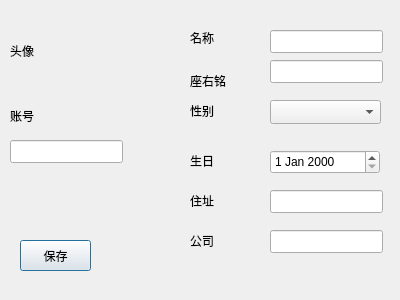
First picture: the form in ui/DInfo.ui, repository 3548848289/SmartDesk, before the edit.
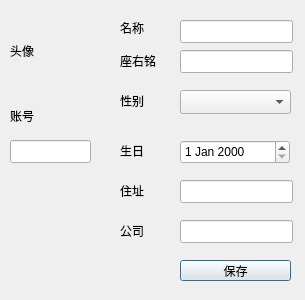
Second picture: the form after the edit.

What changed in the file:
```diff
--- a/ui/DInfo.ui
+++ b/ui/DInfo.ui
@@ -6,7 +6,7 @@
    <rect>
     <x>0</x>
     <y>0</y>
-    <width>400</width>
+    <width>305</width>
     <height>300</height>
    </rect>
   </property>
@@ -18,7 +18,7 @@
     <rect>
      <x>10</x>
      <y>10</y>
-     <width>111</width>
+     <width>81</width>
      <height>81</height>
     </rect>
    </property>
@@ -29,8 +29,8 @@
   <widget class="QLineEdit" name="nameEdit">
    <property name="geometry">
     <rect>
-     <x>270</x>
-     <y>30</y>
+     <x>180</x>
+     <y>20</y>
      <width>113</width>
      <height>23</height>
     </rect>
@@ -39,8 +39,8 @@
   <widget class="QLineEdit" name="mottoEdit">
    <property name="geometry">
     <rect>
-     <x>270</x>
-     <y>60</y>
+     <x>180</x>
+     <y>50</y>
      <width>113</width>
      <height>23</height>
     </rect>
@@ -49,8 +49,8 @@
   <widget class="QLineEdit" name="locationEdit">
    <property name="geometry">
     <rect>
-     <x>270</x>
-     <y>190</y>
+     <x>180</x>
+     <y>180</y>
      <width>113</width>
      <height>23</height>
     </rect>
@@ -59,8 +59,8 @@
   <widget class="QLineEdit" name="companyEdit">
    <property name="geometry">
     <rect>
-     <x>270</x>
-     <y>230</y>
+     <x>180</x>
+     <y>220</y>
      <width>113</width>
      <height>23</height>
     </rect>
@@ -69,8 +69,8 @@
   <widget class="QComboBox" name="genderCombo">
    <property name="geometry">
     <rect>
-     <x>270</x>
-     <y>100</y>
+     <x>180</x>
+     <y>90</y>
      <width>111</width>
      <height>24</height>
     </rect>
@@ -79,10 +79,10 @@
   <widget class="QPushButton" name="saveButton">
    <property name="geometry">
     <rect>
-     <x>20</x>
-     <y>240</y>
-     <width>71</width>
-     <height>31</height>
+     <x>180</x>
+     <y>260</y>
+     <width>111</width>
+     <height>21</height>
     </rect>
    </property>
    <property name="text">
@@ -92,8 +92,8 @@
   <widget class="QDateEdit" name="birthdayEdit">
    <property name="geometry">
     <rect>
-     <x>270</x>
-     <y>150</y>
+     <x>180</x>
+     <y>140</y>
      <width>110</width>
      <height>24</height>
     </rect>
@@ -102,8 +102,8 @@
   <widget class="QLabel" name="label">
    <property name="geometry">
     <rect>
-     <x>190</x>
-     <y>150</y>
+     <x>120</x>
+     <y>140</y>
      <width>61</width>
      <height>21</height>
     </rect>
@@ -115,8 +115,8 @@
   <widget class="QLabel" name="label_2">
    <property name="geometry">
     <rect>
-     <x>190</x>
-     <y>230</y>
+     <x>120</x>
+     <y>220</y>
      <width>61</width>
      <height>21</height>
     </rect>
@@ -128,8 +128,8 @@
   <widget class="QLabel" name="label_3">
    <property name="geometry">
     <rect>
-     <x>190</x>
-     <y>70</y>
+     <x>120</x>
+     <y>50</y>
      <width>61</width>
      <height>21</height>
     </rect>
@@ -141,8 +141,8 @@
   <widget class="QLabel" name="label_4">
    <property name="geometry">
     <rect>
-     <x>190</x>
-     <y>190</y>
+     <x>120</x>
+     <y>180</y>
      <width>61</width>
      <height>21</height>
     </rect>
@@ -154,8 +154,8 @@
   <widget class="QLabel" name="label_5">
    <property name="geometry">
     <rect>
-     <x>190</x>
-     <y>100</y>
+     <x>120</x>
+     <y>90</y>
      <width>61</width>
      <height>21</height>
     </rect>
@@ -167,8 +167,8 @@
   <widget class="QLabel" name="label_6">
    <property name="geometry">
     <rect>
-     <x>190</x>
-     <y>30</y>
+     <x>120</x>
+     <y>20</y>
      <width>54</width>
      <height>16</height>
     </rect>
@@ -182,7 +182,7 @@
     <rect>
      <x>10</x>
      <y>140</y>
-     <width>113</width>
+     <width>81</width>
      <height>23</height>
     </rect>
    </property>
```
